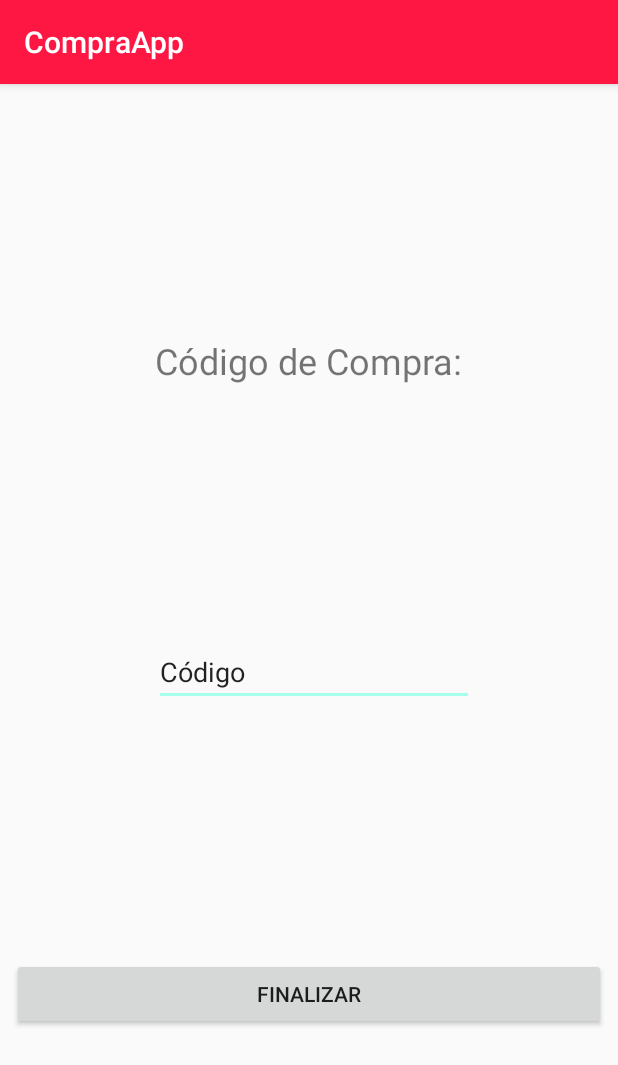
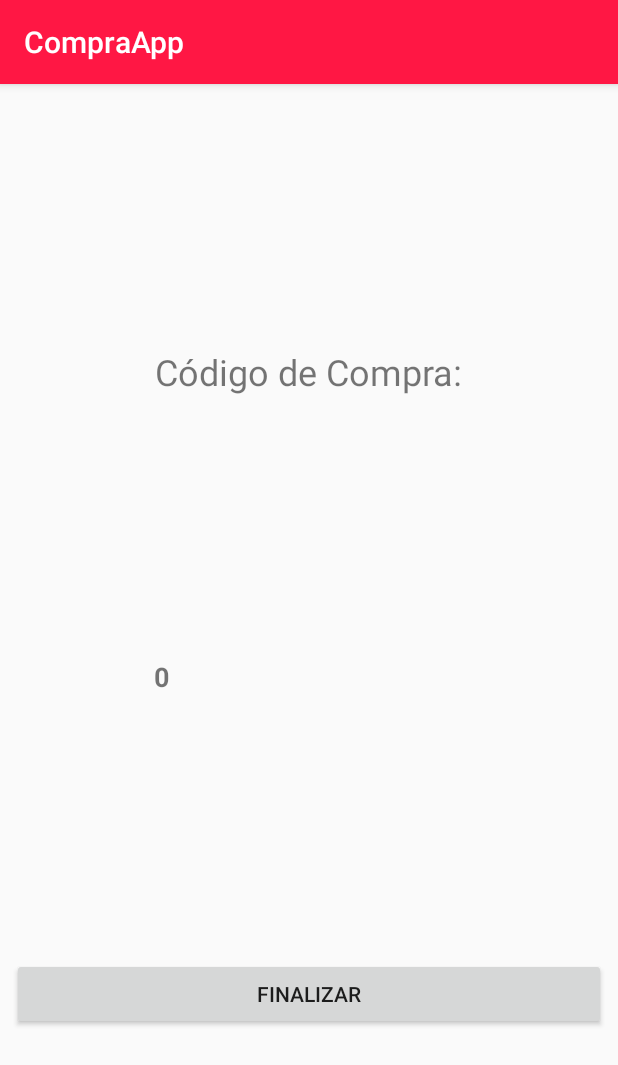
Before and after one commit to unknow1646/CompraApp, an Android app: the CompraConcretada screen opened directly, with no data from a screen before it, on a phone screen of 412 x 824 dp. Shown: the top 1065 px of the screen. Run offline under Robolectric (Android 15) with nearby library versions, the phone set to English and light mode, and no system bars; 1 statement that could not run was skipped.

Commit message:
Comprapp Ver 1

```diff
--- a/app/src/main/java/com/example/compraapp/CompraConcretada.java
+++ b/app/src/main/java/com/example/compraapp/CompraConcretada.java
@@ -3,12 +3,40 @@ package com.example.compraapp;
 import androidx.appcompat.app.AppCompatActivity;
 
 import android.os.Bundle;
+import android.provider.ContactsContract;
+import android.view.View;
+import android.widget.Button;
+import android.widget.TextView;
+import android.widget.Toast;
+
+import java.sql.DatabaseMetaData;
 
 public class CompraConcretada extends AppCompatActivity {
+
+    TextView codigoCompra;
+    Button finalizar;
 
     @Override
     protected void onCreate(Bundle savedInstanceState) {
         super.onCreate(savedInstanceState);
         setContentView(R.layout.activity_compra_concretada);
+        codigoCompra = findViewById(R.id.txt_CodigoCompra);
+        finalizar = findViewById(R.id.btn_finalizar_cliente);
+
+        final DataBaseHelper dataBaseHelper = new DataBaseHelper(CompraConcretada.this);
+        final int rut = ((DatosUsuario) CompraConcretada.this.getApplication()).getRut_user();
+
+        int code = dataBaseHelper.getCodigoCompraCli(rut);
+
+        codigoCompra.setText(Integer.toString(code));
+
+        finalizar.setOnClickListener(new View.OnClickListener() {
+            @Override
+            public void onClick(View view) {
+                dataBaseHelper.deleteAllCarrito(rut);
+                finish();
+            }
+        });
+
     }
 }
--- a/app/src/main/java/com/example/compraapp/DataBaseHelper.java
+++ b/app/src/main/java/com/example/compraapp/DataBaseHelper.java
@@ -120,7 +120,7 @@ public class DataBaseHelper extends SQLiteOpenHelper {
         if(cursor.moveToFirst()){
             //loop results
             do{
-                int compraid = cursor.getInt(3);
+                int compraid = cursor.getInt(2);
                 int compraclirut = cursor.getInt(0);
                 int compravenrut = cursor.getInt(1);
                 int comprahoranetrega=cursor.getInt(3);
@@ -150,6 +150,21 @@ public class DataBaseHelper extends SQLiteOpenHelper {
         db.update("compra", cv, "_id=" +id  , null);
     }
 
+    public int getCodigoCompraCli(int rut){
+        SQLiteDatabase db = this.getReadableDatabase();
+        String queryString = "SELECT com_id FROM compra WHERE cli_rut = "+rut;
+        Cursor cursor = db.rawQuery(queryString,null);
+        cursor.moveToFirst();
+        return cursor.getInt(0);
+    }
+
+    public void deleteSolCompra(int code){
+        SQLiteDatabase db = this.getWritableDatabase();
+        String queryString = "DELETE FROM compra WHERE com_id = "+code;
+        db.execSQL(queryString);
+        db.close();
+    }
+
     //
     public void updateFechaHoraCompra(ModeloCompra modeloCompra){
         int id = 0;
@@ -171,10 +186,10 @@ public class DataBaseHelper extends SQLiteOpenHelper {
     }
 
 
-    public boolean deleteAllCarrito(int rut){
+    public void deleteAllCarrito(int rut){
         SQLiteDatabase db = this.getWritableDatabase();
-        int ret = db.delete("carr_prod", "cli_rut", new String[]{Integer.toString(rut)});
-        return ret == 1;
+        String queryString = "DELETE FROM carr_prod WHERE cli_rut = "+rut;
+        db.execSQL(queryString);
     }
 
 
@@ -282,7 +297,7 @@ public class DataBaseHelper extends SQLiteOpenHelper {
 
     public int getcodigo(int rut) {
         int cod=0;
-        String queryString = "SELECT com_autoincrementable FROM compra WHERE cli_rut="+rut +"AND com_hora_entrega = 0 AND com_fecha_entrega = 0";
+        String queryString = "SELECT com_autoincrementable FROM compra WHERE cli_rut="+rut +" AND com_hora_entrega = 0 AND com_fecha_entrega = 0";
         SQLiteDatabase db = this.getReadableDatabase();
         Cursor cursor = db.rawQuery(queryString, null);
         if (cursor.moveToFirst()) {
@@ -305,6 +320,8 @@ public class DataBaseHelper extends SQLiteOpenHelper {
         db.execSQL(queryString);
 
     }
+
+
 
     public void deleteProducto(ModeloProducto modeloProducto){
         SQLiteDatabase db = getWritableDatabase();
--- a/app/src/main/res/layout/activity_compra_concretada.xml
+++ b/app/src/main/res/layout/activity_compra_concretada.xml
@@ -7,7 +7,7 @@
     tools:context=".CompraConcretada">
 
     <Button
-        android:id="@+id/button2"
+        android:id="@+id/btn_finalizar_cliente"
         android:layout_width="0dp"
         android:layout_height="wrap_content"
         android:layout_marginStart="8dp"
@@ -31,14 +31,17 @@
         app:layout_constraintStart_toStartOf="parent"
         app:layout_constraintTop_toTopOf="parent" />
 
-    <EditText
+    <TextView
         android:id="@+id/txt_CodigoCompra"
         android:layout_width="wrap_content"
         android:layout_height="wrap_content"
+        android:clickable="false"
         android:ems="10"
         android:inputType="textPersonName"
         android:text="@string/CompraCode"
-        app:layout_constraintBottom_toTopOf="@+id/button2"
+        android:textSize="18sp"
+        android:textStyle="bold"
+        app:layout_constraintBottom_toTopOf="@+id/btn_finalizar_cliente"
         app:layout_constraintEnd_toEndOf="parent"
         app:layout_constraintHorizontal_bias="0.517"
         app:layout_constraintStart_toStartOf="parent"
--- a/app/src/main/res/layout/activity_venta_concretada.xml
+++ b/app/src/main/res/layout/activity_venta_concretada.xml
@@ -28,7 +28,7 @@
         app:layout_constraintStart_toStartOf="parent"
         app:layout_constraintTop_toBottomOf="@+id/txtVentaConcretada" />
 
-    <EditText
+    <TextView
         android:id="@+id/ti_CodigoVenta"
         android:layout_width="wrap_content"
         android:layout_height="wrap_content"
```
Also changed, not shown: app/src/main/java/com/example/compraapp/CarritoDeCompras.java (+13 -0 lines), app/src/main/java/com/example/compraapp/VentaConcretada.java (+20 -1 lines), app/src/main/java/com/example/compraapp/Ventas.java (+22 -1 lines).
